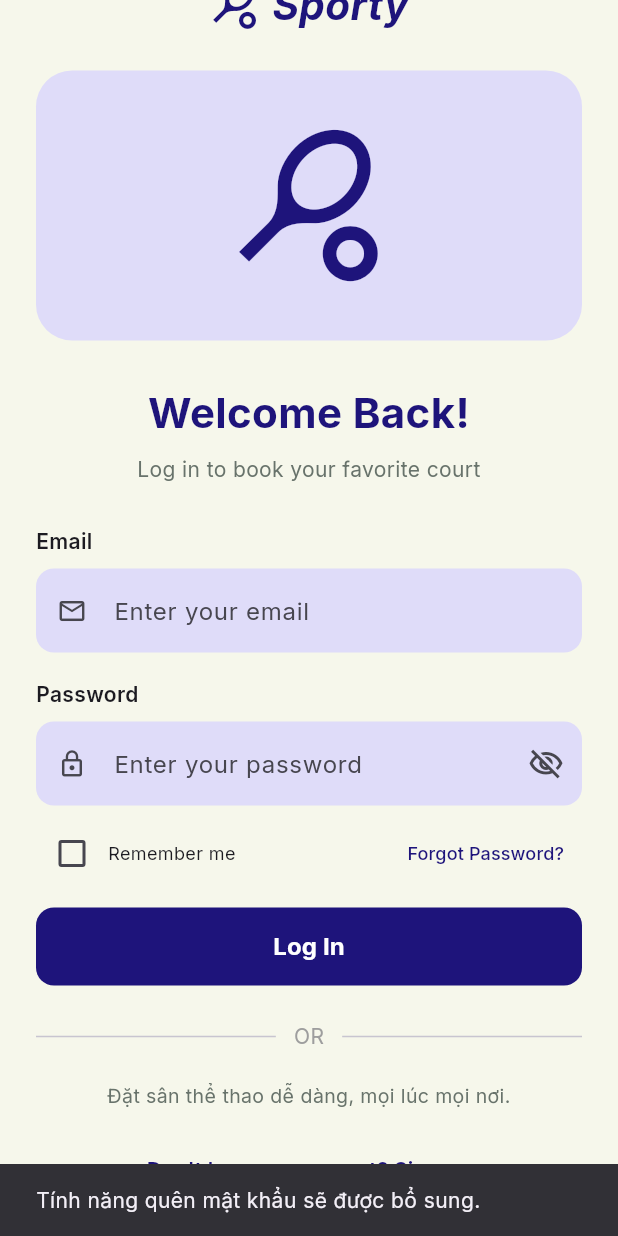
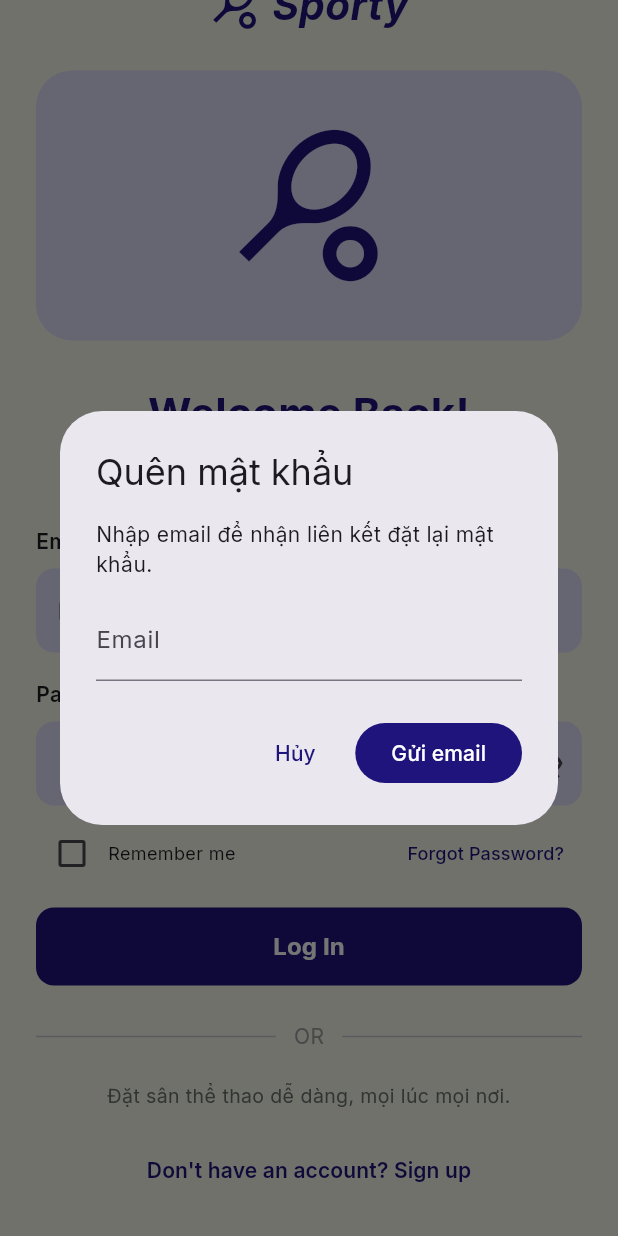
Before and after one commit to hien281/MOBILE-APP, a Flutter app: the screen it shows after launch, scrolled down 48 dp, after a tap on "Forgot Password?", on a phone screen of 412 x 824 dp. Run offline on Flutter 3.47's test engine with Material 3 defaults, Android fonts, the phone set to English and light mode, and no system bars; our stand-ins replace firebase_auth, firebase_core, geolocator, google_fonts; accounts and stored records are empty.

Commit message:
feat: migrate SPORTY authentication to Firebase

```diff
--- a/lib/main.dart
+++ b/lib/main.dart
@@ -1,8 +1,14 @@
 import 'package:flutter/material.dart';
 import 'package:google_fonts/google_fonts.dart';
+import 'package:firebase_core/firebase_core.dart';
+import 'package:firebase_auth/firebase_auth.dart';
+import 'firebase_options.dart';
 import 'screen/login.dart';
+import 'screen/home.dart';
 
-void main() {
+Future<void> main() async {
+  WidgetsFlutterBinding.ensureInitialized();
+  await Firebase.initializeApp(options: DefaultFirebaseOptions.currentPlatform);
   runApp(const SportsBookingApp());
 }
 
@@ -11,31 +17,32 @@ class SportsBookingApp extends StatelessWidget {
 
   @override
   Widget build(BuildContext context) {
-    const Color primary = Color(0xFF1E147B);
-    const Color secondary = Color(0xFFC86FC9);
-    const Color background = Color(0xFFF6F7EB);
-
+    const primary = Color(0xFF1E147B);
+    const secondary = Color(0xFFC86FC9);
+    const background = Color(0xFFF6F7EB);
     return MaterialApp(
       debugShowCheckedModeBanner: false,
       title: 'SPORTY',
-
       theme: ThemeData(
         useMaterial3: true,
-
         scaffoldBackgroundColor: background,
-
         colorScheme: ColorScheme.fromSeed(
-          seedColor: primary,
-          primary: primary,
-          secondary: secondary,
-          surface: background,
+          seedColor: primary, primary: primary,
+          secondary: secondary, surface: background,
         ),
-
-        // Font mặc định cho toàn bộ ứng dụng: Inter
         fontFamily: GoogleFonts.inter().fontFamily,
       ),
-
-      home: const LoginScreen(),
+      home: StreamBuilder<User?>(
+        stream: FirebaseAuth.instance.authStateChanges(),
+        builder: (context, snapshot) {
+          if (snapshot.connectionState == ConnectionState.waiting) {
+            return const Scaffold(body: Center(child: CircularProgressIndicator()));
+          }
+          return snapshot.data == null
+              ? const LoginScreen()
+              : const HomeScreen(accessToken: '');
+        },
+      ),
     );
   }
 }
--- a/lib/screen/login.dart
+++ b/lib/screen/login.dart
@@ -1,6 +1,7 @@
 import 'package:flutter/material.dart';
-import '../api_client.dart';
-import 'home.dart';
+import 'package:firebase_auth/firebase_auth.dart';
+import 'package:flutter/foundation.dart';
+import 'register.dart';
 
 class LoginScreen extends StatefulWidget {
   const LoginScreen({super.key});
@@ -26,60 +27,91 @@ class _LoginScreenState extends State<LoginScreen> {
   }
 
 
+  String _authError(Object error) {
+    if (error is FirebaseAuthException) {
+      switch (error.code) {
+        case 'invalid-email': return 'Email không hợp lệ.';
+        case 'invalid-credential':
+        case 'wrong-password':
+        case 'user-not-found': return 'Email hoặc mật khẩu không chính xác.';
+        case 'too-many-requests': return 'Thử quá nhiều lần. Vui lòng thử lại sau.';
+        case 'network-request-failed': return 'Không có kết nối mạng.';
+        default: return error.message ?? 'Đăng nhập thất bại.';
+      }
+    }
+    return 'Không thể đăng nhập lúc này. Vui lòng thử lại.';
+  }
+
   Future<void> _login() async {
     if (!_formKey.currentState!.validate()) return;
-
     setState(() => _isLoading = true);
-
     try {
-      final result = await ApiClient.login(
+      if (kIsWeb) {
+        await FirebaseAuth.instance.setPersistence(
+          _rememberMe ? Persistence.LOCAL : Persistence.SESSION,
+        );
+      }
+      await FirebaseAuth.instance.signInWithEmailAndPassword(
         email: _emailController.text.trim(),
         password: _passwordController.text,
       );
-
-      if (!mounted) return;
-
-      final user = result['user'] as Map<String, dynamic>;
-      final accessToken = result['accessToken'] as String;
-
-      if (accessToken.isEmpty) {
-        throw Exception('Server không trả về token đăng nhập.');
-      }
-
-      ScaffoldMessenger.of(context).showSnackBar(
-        SnackBar(
-          content: Text(
-            'Xin chào ${user['email'] ?? _emailController.text.trim()}!',
-          ),
-        ),
-      );
-
-      // Đăng nhập thành công -> chuyển sang trang chủ.
-      Navigator.pushReplacement(
-        context,
-        MaterialPageRoute(
-          builder: (context) => HomeScreen(
-            accessToken: accessToken,
-          ),
-        ),
-      );
+      // AuthGate trong main.dart tự điều hướng khi đăng nhập thành công.
     } catch (error) {
       if (!mounted) return;
-
       ScaffoldMessenger.of(context).showSnackBar(
-        SnackBar(
-          content: Text(
-            error.toString().replaceFirst('Exception: ', ''),
-          ),
-        ),
+        SnackBar(content: Text(_authError(error))),
       );
     } finally {
-      if (mounted) {
-        setState(() => _isLoading = false);
-      }
+      if (mounted) setState(() => _isLoading = false);
     }
   }
 
+  Future<void> _forgotPassword() async {
+    final emailController = TextEditingController(text: _emailController.text.trim());
+    final email = await showDialog<String>(
+      context: context,
+      builder: (dialogContext) => AlertDialog(
+        title: const Text('Quên mật khẩu'),
+        content: Column(
+          mainAxisSize: MainAxisSize.min,
+          children: [
+            const Text('Nhập email để nhận liên kết đặt lại mật khẩu.'),
+            const SizedBox(height: 12),
+            TextField(
+              controller: emailController,
+              keyboardType: TextInputType.emailAddress,
+              decoration: const InputDecoration(labelText: 'Email'),
+            ),
+          ],
+        ),
+        actions: [
+          TextButton(onPressed: () => Navigator.pop(dialogContext), child: const Text('Hủy')),
+          FilledButton(
+            onPressed: () => Navigator.pop(dialogContext, emailController.text.trim()),
+            child: const Text('Gửi email'),
+          ),
+        ],
+      ),
+    );
+    emailController.dispose();
+    if (email == null || email.isEmpty) return;
+    if (!email.contains('@')) {
+      if (mounted) ScaffoldMessenger.of(context).showSnackBar(
+        const SnackBar(content: Text('Email chưa đúng định dạng.')),
+      );
+      return;
+    }
+    try {
+      await FirebaseAuth.instance.sendPasswordResetEmail(email: email);
+      if (!mounted) return;
+      ScaffoldMessenger.of(context).showSnackBar(const SnackBar(
+        content: Text('Nếu email có tài khoản, hãy kiểm tra hộp thư để đặt lại mật khẩu.'),
+      ));
+    } catch (error) {
+      if (!mounted) return;
+      ScaffoldMessenger.of(context).showSnackBar(SnackBar(content: Text(_authError(error))));
+    }
+  }
 
   @override
   Widget build(BuildContext context) {
@@ -229,15 +261,7 @@ class _LoginScreenState extends State<LoginScreen> {
                           ),
                         ),
                         TextButton(
-                          onPressed: () {
-                            ScaffoldMessenger.of(context).showSnackBar(
-                              const SnackBar(
-                                content: Text(
-                                  'Tính năng quên mật khẩu sẽ được bổ sung.',
-                                ),
-                              ),
-                            );
-                          },
+                          onPressed: _forgotPassword,
                           child: const Text(
                             'Forgot Password?',
                             style: TextStyle(fontSize: 12),
@@ -301,15 +325,7 @@ class _LoginScreenState extends State<LoginScreen> {
                     ),
                     const SizedBox(height: 16),
                     TextButton(
-                      onPressed: () {
-                        ScaffoldMessenger.of(context).showSnackBar(
-                          const SnackBar(
-                            content: Text(
-                              'Màn hình đăng ký sẽ được làm sau.',
-                            ),
-                          ),
-                        );
-                      },
+                      onPressed: () => Navigator.push(context, MaterialPageRoute(builder: (_) => const RegisterScreen())),
                       child: const Text(
                         "Don't have an account? Sign up",
                         style: TextStyle(
--- a/pubspec.yaml
+++ b/pubspec.yaml
@@ -37,6 +37,8 @@ dependencies:
   http: ^1.6.0
   google_fonts: ^9.0.0
   geolocator: ^14.1.2
+  firebase_core: ^5.1.0
+  firebase_auth: ^7.0.1
 dev_dependencies:
   flutter_test:
     sdk: flutter
```
Also changed, not shown: lib/api_client.dart (+0 -16 lines), lib/screen/booking.dart (+6 -1 lines), lib/screen/home.dart (+28 -2 lines), lib/screen/register.dart (added, +125 -0 lines), firebase.json (added), lib/firebase_options.dart (added), pubspec.lock, 2 other files.
